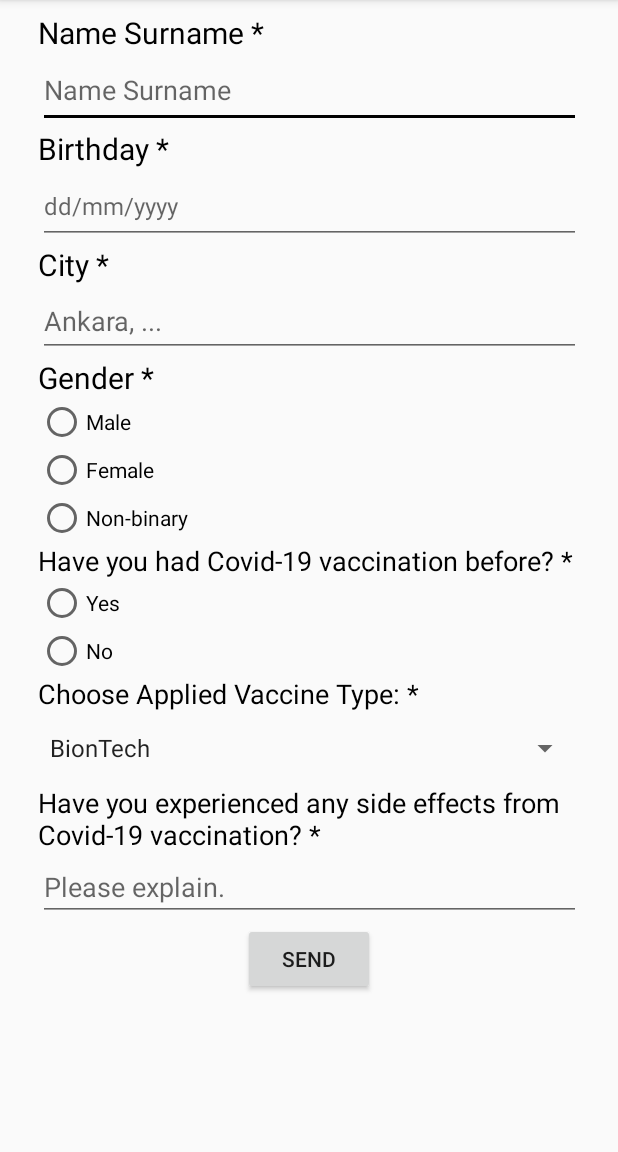
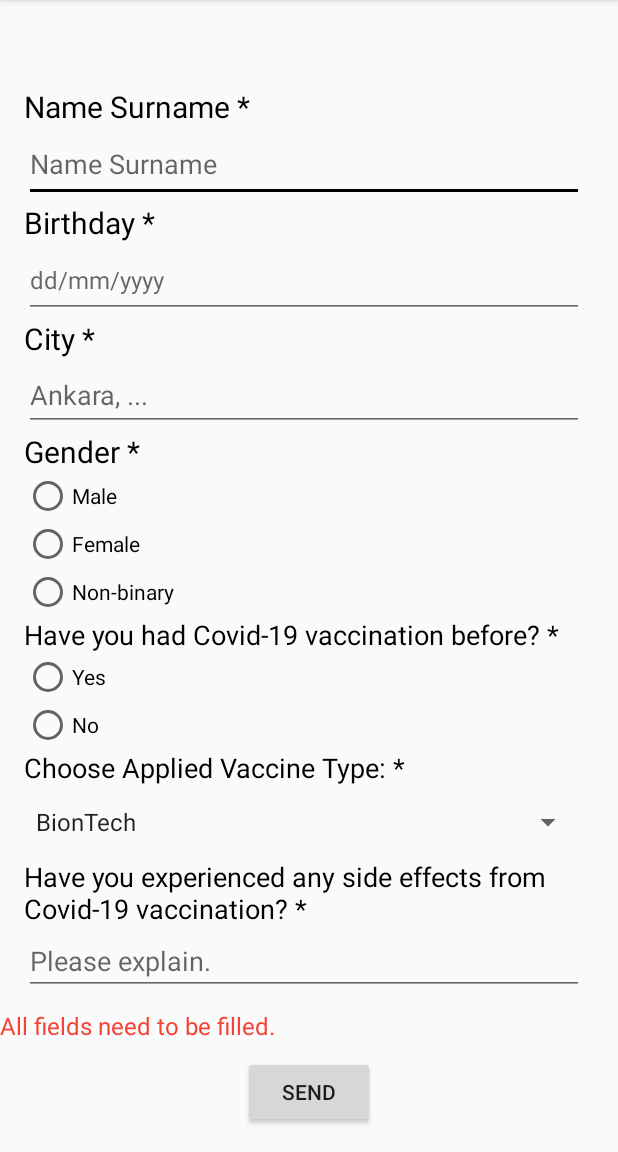
Before and after one commit to burakyuslu/CS458-Project-2, an Android app: the screen it shows after launch (MainActivity), after a tap on "SEND", on a phone screen of 412 x 824 dp, the part 84-1236 px from its top. Run offline under Robolectric (Android 15) with nearby library versions, the phone set to English and light mode, and no system bars; 1 other tap on this screen came first.

Commit message:
error text

```diff
--- a/app/src/main/java/com/example/covid_survey/MainActivity.java
+++ b/app/src/main/java/com/example/covid_survey/MainActivity.java
@@ -29,6 +29,7 @@ public class MainActivity extends AppCompatActivity {
     private EditText sideEffectET;
     private EditText historyET;
     private TextView historyTW;
+    private TextView errorText;
 
     private List<Object> database;
 
@@ -44,6 +45,8 @@ public class MainActivity extends AppCompatActivity {
         sideEffectET = (EditText) findViewById(R.id.sideEffects);
         historyET = (EditText) findViewById(R.id.history);
         historyTW = (TextView) findViewById(R.id.textViewHistory);
+        errorText = (TextView) findViewById(R.id.errorText);
+
         // make history question invisible until yes is selected in question
         historyET.setVisibility(View.INVISIBLE);
         historyTW.setVisibility(View.INVISIBLE);
@@ -71,15 +74,18 @@ public class MainActivity extends AppCompatActivity {
                 if(participant == null){
                     //error message
                     System.out.println("EMPTY FIELDS");
+                    errorText.setText("All fields need to be filled.");
                 } else {
                     //send to db
                     System.out.println(participant.toString());
                     if( database.contains(participant)) {
                         System.out.println("DUPLICATE DATA");
+                        errorText.setText("You have send your response already!");
                     }
                     else {
                         database.add(participant);
                         System.out.println("Participant added. ");
+                        errorText.setText("Your response has been send!");
                     }
                 }
             }
@@ -98,8 +104,9 @@ public class MainActivity extends AppCompatActivity {
         String thirdVaccValue = getRadioThirdVaccChecked();
 
         boolean missingField = nameValue.isEmpty() || birthdayValue.isEmpty() || cityValue.isEmpty()
-                || sideEffectValue.isEmpty() || historyValue.isEmpty() || genderValue.equals("-")
-                || vaccValue.equals("-") || thirdVaccValue.equals("-") || selectedVaccine.equals("-");
+                || sideEffectValue.isEmpty() || genderValue.equals("-")
+                || vaccValue.equals("-") || thirdVaccValue.equals("-") || selectedVaccine.equals("-")
+                || (thirdVaccValue.equals("yes") && historyValue.isEmpty()) ;
         if(missingField)
             return null;
         Map<String, String> dict = new HashMap<String, String>();
--- a/app/src/main/res/layout/activity_main.xml
+++ b/app/src/main/res/layout/activity_main.xml
@@ -8,12 +8,14 @@
 
     <ScrollView
         android:id="@+id/scrollView2"
-        android:layout_width="362dp"
-        android:layout_height="599dp"
-        android:layout_marginStart="8dp"
-        android:layout_marginTop="8dp"
+        android:layout_width="373dp"
+        android:layout_height="605dp"
+        android:layout_marginStart="16dp"
+        android:layout_marginTop="16dp"
         android:layout_marginEnd="8dp"
+        app:layout_constraintBottom_toTopOf="@+id/send"
         app:layout_constraintEnd_toEndOf="parent"
+        app:layout_constraintHorizontal_bias="0.0"
         app:layout_constraintStart_toStartOf="parent"
         app:layout_constraintTop_toTopOf="parent">
 
@@ -181,17 +183,15 @@
                     android:id="@+id/thirdYes"
                     android:layout_width="match_parent"
                     android:layout_height="wrap_content"
-                    android:text="Yes"
                     android:onClick="onThirdClicked"
-                />
+                    android:text="Yes" />
 
                 <RadioButton
                     android:id="@+id/thirdNo"
                     android:layout_width="match_parent"
                     android:layout_height="wrap_content"
-                    android:text="No"
                     android:onClick="onThirdClicked"
-                />
+                    android:text="No" />
             </RadioGroup>
 
             <TextView
@@ -214,15 +214,27 @@
         </LinearLayout>
     </ScrollView>
 
+    <TextView
+        android:id="@+id/errorText"
+        android:layout_width="match_parent"
+        android:layout_height="wrap_content"
+        android:layout_marginTop="8dp"
+        android:layout_marginBottom="8dp"
+        android:textColor="#F44336"
+        android:textSize="16sp"
+        app:layout_constraintBottom_toTopOf="@+id/send"
+        app:layout_constraintTop_toBottomOf="@+id/scrollView2"
+        tools:layout_editor_absoluteX="2dp" />
+
     <Button
         android:id="@+id/send"
         android:layout_width="wrap_content"
         android:layout_height="wrap_content"
-        android:layout_marginTop="8dp"
+        android:layout_marginBottom="16dp"
         android:enabled="true"
         android:text="SEND"
+        app:layout_constraintBottom_toBottomOf="parent"
         app:layout_constraintEnd_toEndOf="parent"
-        app:layout_constraintStart_toStartOf="parent"
-        app:layout_constraintTop_toBottomOf="@+id/scrollView2" />
+        app:layout_constraintStart_toStartOf="parent" />
 
 </androidx.constraintlayout.widget.ConstraintLayout>
```
